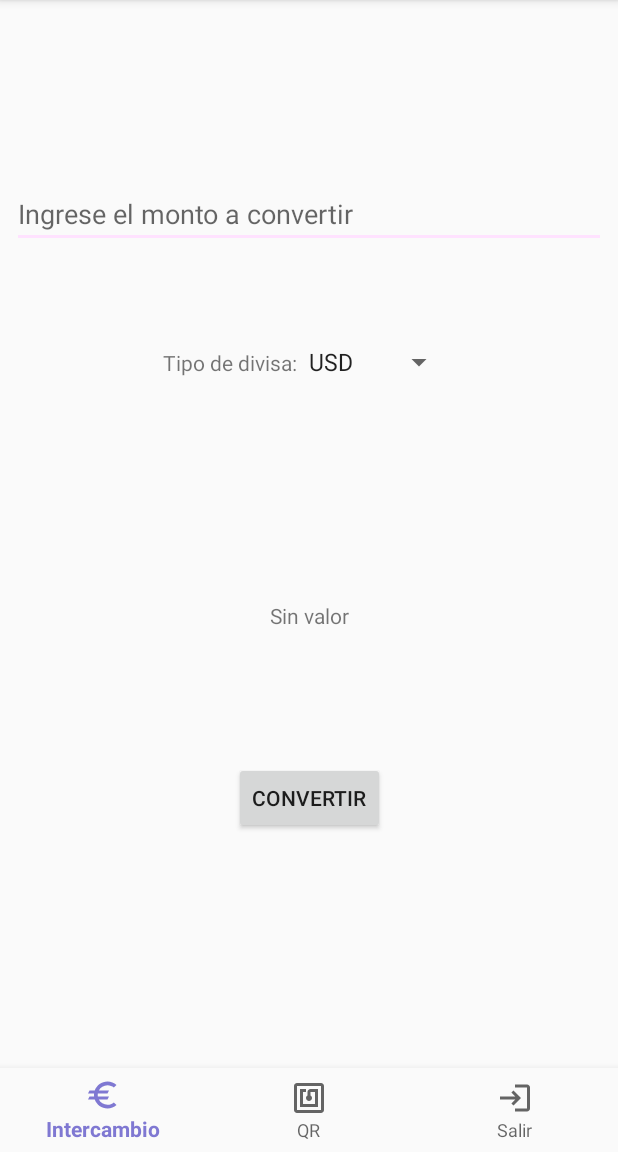
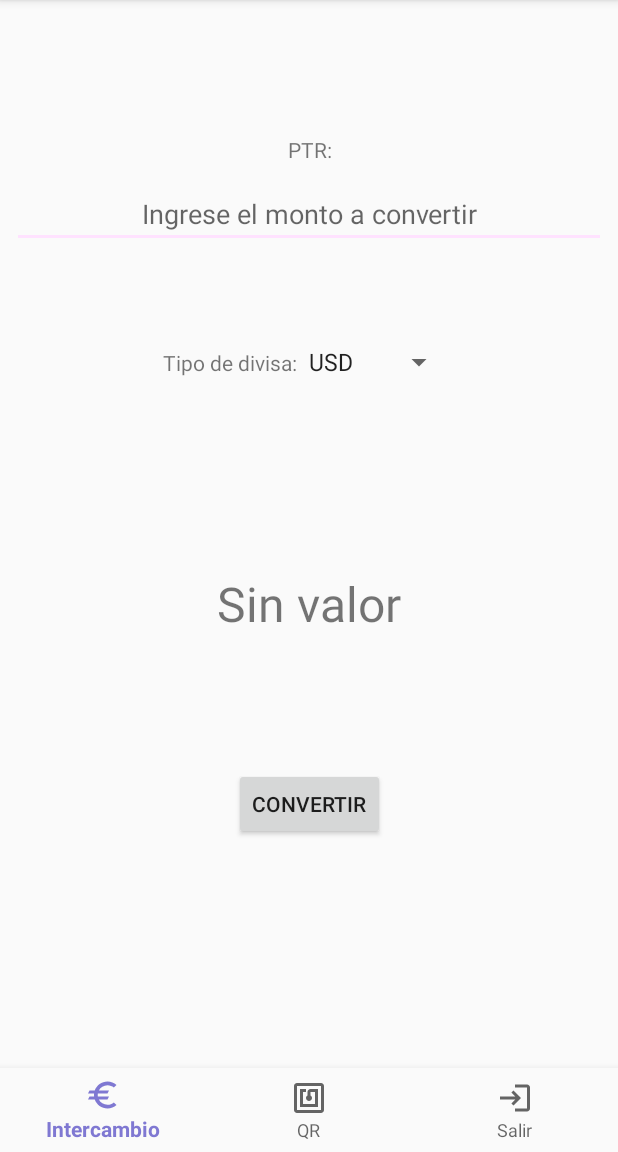
Before and after one commit to hdlm/chinchin, an Android app: the screen it shows after launch (MainActivity), on a phone screen of 412 x 824 dp, the part 84-1236 px from its top. Run offline under Robolectric (Android 15) with nearby library versions, the phone set to English and light mode, and no system bars; our stand-ins replace Volley.

```diff
--- a/app/src/main/java/com/chinchin/MainActivity.kt
+++ b/app/src/main/java/com/chinchin/MainActivity.kt
@@ -2,14 +2,10 @@ package com.chinchin
 
 import android.os.Bundle
 import android.util.Log
-import android.widget.Toast
 import com.google.android.material.bottomnavigation.BottomNavigationView
 import androidx.appcompat.app.AppCompatActivity
+import androidx.fragment.app.DialogFragment
 import androidx.fragment.app.Fragment
-import com.android.volley.Request
-import com.android.volley.Response
-import com.android.volley.toolbox.JsonObjectRequest
-import com.android.volley.toolbox.StringRequest
 import com.android.volley.toolbox.Volley
 import com.chinchin.model.Divisa
 import com.chinchin.network.WebService
@@ -19,6 +15,10 @@ import com.chinchin.ui.logout.LogoutFragment
 import kotlinx.android.synthetic.main.activity_main.*
 
 class MainActivity : AppCompatActivity() {
+
+    companion object {
+        val TAG = "mychinchin"
+    }
 
     private val mOnNavigationItemSelectedListener = BottomNavigationView.OnNavigationItemSelectedListener { item ->
         when(item.itemId) {
@@ -31,6 +31,8 @@ class MainActivity : AppCompatActivity() {
                 return@OnNavigationItemSelectedListener true
             }
             R.id.navigation_logout -> {
+
+                //TODO aqui va el logout
                 replaceFragment(LogoutFragment.newInstance())
                 return@OnNavigationItemSelectedListener true
             }
@@ -44,47 +46,23 @@ class MainActivity : AppCompatActivity() {
         replaceFragment(ExchangeFragment.newInstance())
         navigationView.setOnNavigationItemSelectedListener(mOnNavigationItemSelectedListener)
 
-
-
         val queue = Volley.newRequestQueue(this)
         val url = "https://www.binance.com/exchange-api/v1/public/asset-service/product/get-products"
-        //val url = "https://www.google.com"
-//        val stringRequest = StringRequest(
-//            Request.Method.GET, url,
-//        Response.Listener<String> { response ->
-//            Toast.makeText(this, "Response is: ${response.substring(0,500)}", Toast.LENGTH_LONG).show()
-//            Log.d("mychinchin", "Response is: ${response.substring(0,500)}")
-//
-//        },
-//        Response.ErrorListener {
-//            Toast.makeText(this, "Response is: ERROR", Toast.LENGTH_LONG).show()
-//            Log.d("mychinchin", "Response is: ERROR")
-//
+
+//        val ws = WebService.newInstance(this)
+//        ws.getAll(object: WebService.ICallback {
+//            override fun done(divisa: Divisa) {
+//                // do nothing
+//            }
 //        })
+        Divisa.getInstance().addFakeData()
 
-//        val jsonObjectRequest = JsonObjectRequest(Request.Method.GET, url, null,
-//        Response.Listener { response ->
-//            Toast.makeText(this, "Response is: ${response.toString().substring(0,500)}", Toast.LENGTH_LONG).show()
-//            Log.d("mychinchin", "Response is: ${response.toString().substring(0,500)}")
-//        },
-//        Response.ErrorListener { error ->
-//            Log.d("mychinchin", "Response is: ${error.message}")
-//        })
-//
-//
-//        queue.add(jsonObjectRequest)
-
-        val ws = WebService.newInstance(this)
-        ws.getAll(object: WebService.ICallback {
-            override fun data(divisas: List<Divisa>) {
-                val valor = divisas.size
-            }
-        })
-
+        Log.d(TAG, "MainActivity created")
 
     }
 
     private fun replaceFragment(fragment: Fragment) {
+        Log.d(TAG, "MainActivity -> replaceFregment() invoked to ${fragment.toString()}")
         supportFragmentManager
             .beginTransaction()
             .replace(R.id.fragmentHolder, fragment)
--- a/app/src/main/java/com/chinchin/model/Divisa.kt
+++ b/app/src/main/java/com/chinchin/model/Divisa.kt
@@ -1,3 +1,77 @@
 package com.chinchin.model
 
-data class Divisa(var b:String, var q:String, var i:String)
+import android.annotation.SuppressLint
+import android.util.Log
+import com.chinchin.MainActivity
+
+class Divisa
+{
+    protected var divisas: MutableList<DiferencialCambiario>? = null
+
+    init {
+        divisas = ArrayList<DiferencialCambiario>()
+    }
+
+    companion object {
+
+        @SuppressLint("StaticFieldLeak")
+        @JvmStatic
+        private var instancia: Divisa? = null
+
+        public fun getInstance(): Divisa {
+            if (instancia == null) {
+                instancia = Divisa()
+            }
+            return instancia as Divisa
+        }
+    }
+
+
+    /**
+     * La funcion agrega un nuevo diferencial cambiario a la collection de divisas
+     */
+    fun add(orig:String, dest:String, rate:String):Unit {
+        Log.d(MainActivity.TAG, "Divisa -> add moneda ${orig} > ${dest} = ${rate}")
+        var moneda = DiferencialCambiario(orig, dest, rate.toDouble())
+        divisas!!.add(moneda)
+
+    }
+
+    /**
+     * El metodo tiene el proposito de cargar data de prueba
+     */
+    fun addFakeData() {
+        Log.d(MainActivity.TAG, "Divisa -> load fake data for testing")
+        divisas!!.add(DiferencialCambiario("PTR","USD", 60.0))
+        divisas!!.add(DiferencialCambiario("PTR","ETH", 3.0))
+        divisas!!.add(DiferencialCambiario("PTR","BTC", 2.0))
+        divisas!!.add(DiferencialCambiario("PTR","PTR", 1.0))
+        divisas!!.add(DiferencialCambiario("PTR","BS", 100000.0))
+        divisas!!.add(DiferencialCambiario("PTR","EURO", 50.0))
+
+    }
+
+    /**
+     * La funcion retorna el rate correspondiente al tipo de divisa especificado
+     * @param tipoDivisa (USD,VE,BTC,...)
+     * @return valor double correspondiente a la tasa de cambio, en caso de no encontrarse retornara null
+     */
+    fun getRate(tipoDivisa: String): Double? {
+
+        divisas!!.forEach { tpoCambiario ->
+            if (tpoCambiario.dest.equals(tipoDivisa,true)) {
+                Log.d(MainActivity.TAG, "Divisa -> se encontro la divisa: ${tipoDivisa}")
+                return tpoCambiario.rate
+            }
+        }
+        return null
+
+    }
+
+    /**
+     * La clase representa un diferencial cambio, contiene la moneda de origen, moneda destino, y
+     * el diferencial cambiario de esa conversion.
+     * Por ejm, para cambiar de Bolivares(origen) a USD(destino), el factor de conversion sera 220.000
+     */
+    data class DiferencialCambiario(val orig:String, val dest: String, var rate: Double)
+}
--- a/app/src/main/java/com/chinchin/network/WebService.kt
+++ b/app/src/main/java/com/chinchin/network/WebService.kt
@@ -7,6 +7,7 @@ import com.android.volley.RequestQueue
 import com.android.volley.Response
 import com.android.volley.toolbox.JsonObjectRequest
 import com.android.volley.toolbox.Volley
+import com.chinchin.MainActivity
 import com.chinchin.model.Divisa
 
 class WebService {
@@ -27,8 +28,8 @@ class WebService {
         val jsonObjectRequest = JsonObjectRequest(
             Request.Method.GET, url, null,
             Response.Listener { response ->
-                //Log.d("mychinchin", "Response is: ${response.toString().substring(0,500)}")
-                var divisas: MutableList<Divisa> = ArrayList<Divisa>()
+                Log.d(MainActivity.TAG, "WebService -> getAll(), response is: ${response.toString().substring(0,500)}")
+                val divisa = Divisa.getInstance()
 
                 val data = response.getJSONArray("data")
                 for(idx in 0..data.length()-1) {
@@ -37,13 +38,13 @@ class WebService {
                     var b = dataObj.getString("b")
                     var q = dataObj.getString("q")
                     var i = dataObj.getString("i")
-                    divisas.add(Divisa(b, q, i))
+                    divisa.add(b, q, i)
                 }
-                callback.data(divisas)
+                callback.done(divisa)
 
             },
             Response.ErrorListener { error ->
-                Log.d("mychinchin", "Response is: ${error.message}")
+                Log.d(MainActivity.TAG, "WebService -> Response is: ${error.message}")
             })
 
         queue.add(jsonObjectRequest)
@@ -52,7 +53,7 @@ class WebService {
 
 
     interface ICallback {
-        fun data(divisas: List<Divisa>): Unit
+        fun done(divisa:Divisa): Unit
     }
 
 
--- a/app/src/main/java/com/chinchin/ui/exchange/ExchangeFragment.kt
+++ b/app/src/main/java/com/chinchin/ui/exchange/ExchangeFragment.kt
@@ -1,18 +1,21 @@
 package com.chinchin.ui.exchange
 
 import android.os.Bundle
+import android.util.Log
 import android.view.LayoutInflater
 import android.view.View
 import android.view.ViewGroup
 import android.widget.AdapterView
 import android.widget.ArrayAdapter
-import android.widget.TextView
+import androidx.core.view.get
 import androidx.fragment.app.Fragment
 import androidx.fragment.app.viewModels
 import androidx.lifecycle.Observer
-import androidx.lifecycle.ViewModelProvider
+import com.chinchin.MainActivity
 import com.chinchin.R
 import kotlinx.android.synthetic.main.fragment_exchange.*
+import java.text.DecimalFormat
+import java.text.NumberFormat
 
 class ExchangeFragment : Fragment() {
 
@@ -24,13 +27,6 @@ class ExchangeFragment : Fragment() {
             container: ViewGroup?,
             savedInstanceState: Bundle?
     ): View? {
-        //viewModel =
-        //        ViewModelProvider(this).get(ExchangeViewModel::class.java)
-        //val root = inflater.inflate(R.layout.fragment_exchange, container, false)
-        //val textView: TextView = root.findViewById(R.id.tasaTextView)
-        //viewModel.text.observe(viewLifecycleOwner, Observer {
-        //    textView.text = it
-        //})
         return inflater.inflate(R.layout.fragment_exchange, container, false)
     }
 
@@ -42,7 +38,8 @@ class ExchangeFragment : Fragment() {
         resultadoTextView.text = getString(R.string.exchange_fragment_resultado_textview_no_value)
 
         val resultadoObserver = Observer<Double> { result ->
-            resultadoTextView.text = result.toString()
+            val formatter: DecimalFormat = DecimalFormat("#,##0.00")
+            resultadoTextView.text = formatter.format(result)
         }
         viewModel.getResultado().observe(viewLifecycleOwner, resultadoObserver)
 
@@ -55,15 +52,21 @@ class ExchangeFragment : Fragment() {
             adapter.setDropDownViewResource(android.R.layout.simple_spinner_dropdown_item)
             divisaSpinner.adapter = adapter
         }
+
+        viewModel.setRate("usd")
         divisaSpinner.setSelection(0)  // seleccion por default
         divisaSpinner.onItemSelectedListener = object: AdapterView.OnItemSelectedListener {
+
+            override fun onItemSelected( parent: AdapterView<*>?, view: View?, position: Int, id: Long ) {
+                var tipoDivisa = divisaSpinner.selectedItem.toString()
+                viewModel.setRate(tipoDivisa)
+                Log.d(MainActivity.TAG, "ExchangeFragment -> divisaSpinner change to: ${tipoDivisa}")
+            }
+
             override fun onNothingSelected(parent: AdapterView<*>?) {
                 // do nothing
             }
 
-            override fun onItemSelected( parent: AdapterView<*>?, view: View?, position: Int, id: Long ) {
-                //TODO consultar el endpoint para obtener el valor correspondiente a la divisa seleccionada
-            }
         }
 
         convertButton.setOnClickListener {
@@ -73,6 +76,7 @@ class ExchangeFragment : Fragment() {
                 resultadoTextView.text = getString(R.string.exchange_fragment_resultado_textview_no_value)
             }
         }
+
     }
 
     companion object {
--- a/app/src/main/java/com/chinchin/ui/exchange/ExchangeViewModel.kt
+++ b/app/src/main/java/com/chinchin/ui/exchange/ExchangeViewModel.kt
@@ -3,6 +3,7 @@ package com.chinchin.ui.exchange
 import androidx.lifecycle.LiveData
 import androidx.lifecycle.MutableLiveData
 import androidx.lifecycle.ViewModel
+import com.chinchin.model.Divisa
 
 class ExchangeViewModel : ViewModel() {
 
@@ -15,11 +16,29 @@ class ExchangeViewModel : ViewModel() {
     private var monto = 0.0
     private var tipoRate = "usd"
     private var valorRate = 205000.0
-    private var resultRate = 0.0
+
 
     fun setMonto(monto: String):Unit {
         this.monto = monto.toDouble()
         result.value = monto.toDouble() * valorRate
+    }
+
+    /**
+     * La funcion cambia el rate correspondiente al tipo de divisa especificado
+     * @param tipoDivisa  (VE,USD,BTC,..)
+     * @return nada pero en caso de no encontrarse la divisa indicada el rate valdra 0.0
+     */
+    fun setRate(tipoDivisa: String): Unit {
+
+        tipoRate = tipoDivisa
+
+        val rate = Divisa.getInstance().getRate(tipoDivisa)
+        rate ?.let {
+            valorRate = rate
+        } ?: run {
+            valorRate = 0.0
+        }
+
     }
 
     fun getResultado(): MutableLiveData<Double> {
--- a/app/src/main/res/layout/fragment_exchange.xml
+++ b/app/src/main/res/layout/fragment_exchange.xml
@@ -6,6 +6,20 @@
     android:layout_height="match_parent"
     tools:context=".ui.exchange.ExchangeFragment">
 
+    <TextView
+        android:id="@+id/labelDivisaOrigen"
+        android:layout_width="wrap_content"
+        android:layout_height="wrap_content"
+        android:text="@string/exchange_fragment_label_divisa_origen"
+        android:ems="10"
+        android:layout_marginStart="8dp"
+        android:layout_marginTop="34dp"
+        android:layout_marginEnd="8dp"
+        app:layout_constraintEnd_toEndOf="parent"
+        app:layout_constraintHorizontal_bias="0.503"
+        app:layout_constraintStart_toStartOf="parent"
+        app:layout_constraintTop_toTopOf="parent"
+        android:gravity="center" />
 
     <EditText
         android:id="@+id/montoText"
@@ -20,7 +34,8 @@
         app:layout_constraintEnd_toEndOf="parent"
         app:layout_constraintHorizontal_bias="0.503"
         app:layout_constraintStart_toStartOf="parent"
-        app:layout_constraintTop_toTopOf="parent" />
+        app:layout_constraintTop_toTopOf="parent"
+        android:gravity="center" />
 
     <LinearLayout
         android:id="@+id/exchangeLinearLayout"
@@ -28,6 +43,7 @@
         android:layout_height="wrap_content"
         android:orientation="horizontal"
         android:layout_marginTop="64dp"
+        android:ems="10"
         android:gravity="center_horizontal"
         app:layout_constraintEnd_toEndOf="parent"
         app:layout_constraintStart_toStartOf="parent"
@@ -58,9 +74,10 @@
 
     <TextView
         android:id="@+id/resultadoTextView"
+        android:textSize="32sp"
         android:layout_width="wrap_content"
         android:layout_height="wrap_content"
-        android:layout_marginTop="64dp"
+        android:layout_marginTop="44dp"
         app:layout_constraintEnd_toEndOf="parent"
         app:layout_constraintStart_toStartOf="parent"
         app:layout_constraintTop_toBottomOf="@+id/tasaTextView" />
--- a/app/src/main/res/values/strings.xml
+++ b/app/src/main/res/values/strings.xml
@@ -11,6 +11,7 @@
 
     <string name="exchange_fragment_title">Intercambio</string>
     <string name="exchange_fragment_monto_hint">Ingrese el monto a convertir</string>
+    <string name="exchange_fragment_label_divisa_origen">PTR:</string>
     <string name="exchange_fragment_label_divisa">Tipo de divisa:</string>
     <string name="exchange_fragment_convert_button">Convertir</string>
     <string name="exchange_fragment_resultado_textview_no_value">Sin valor</string>
```
